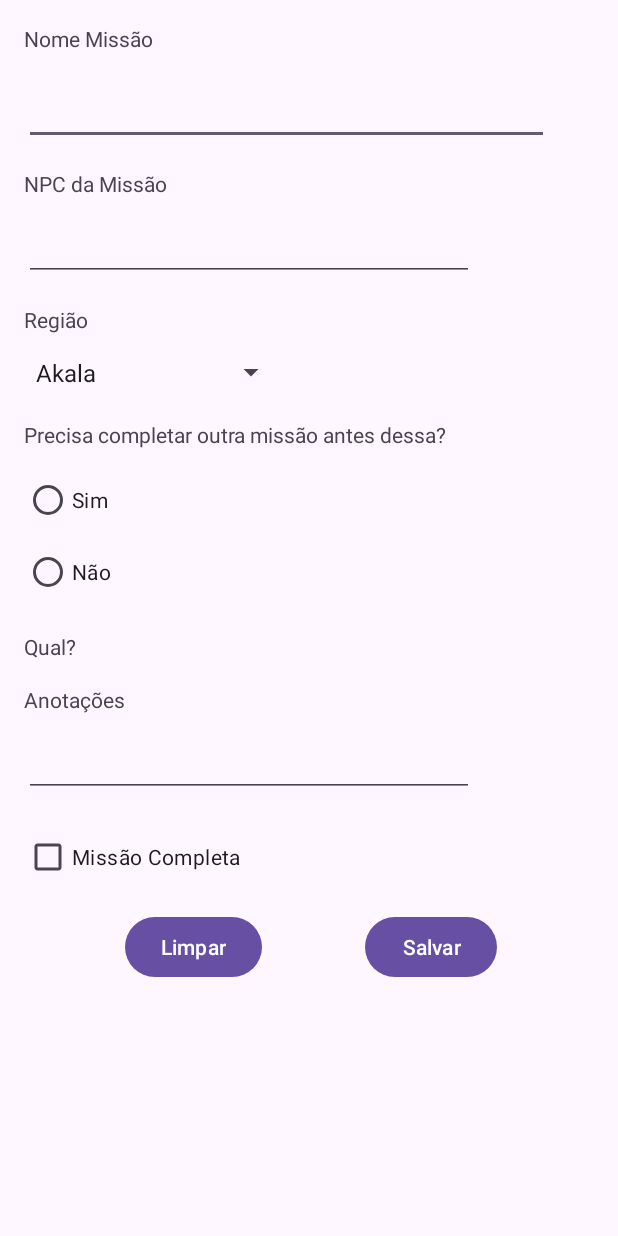
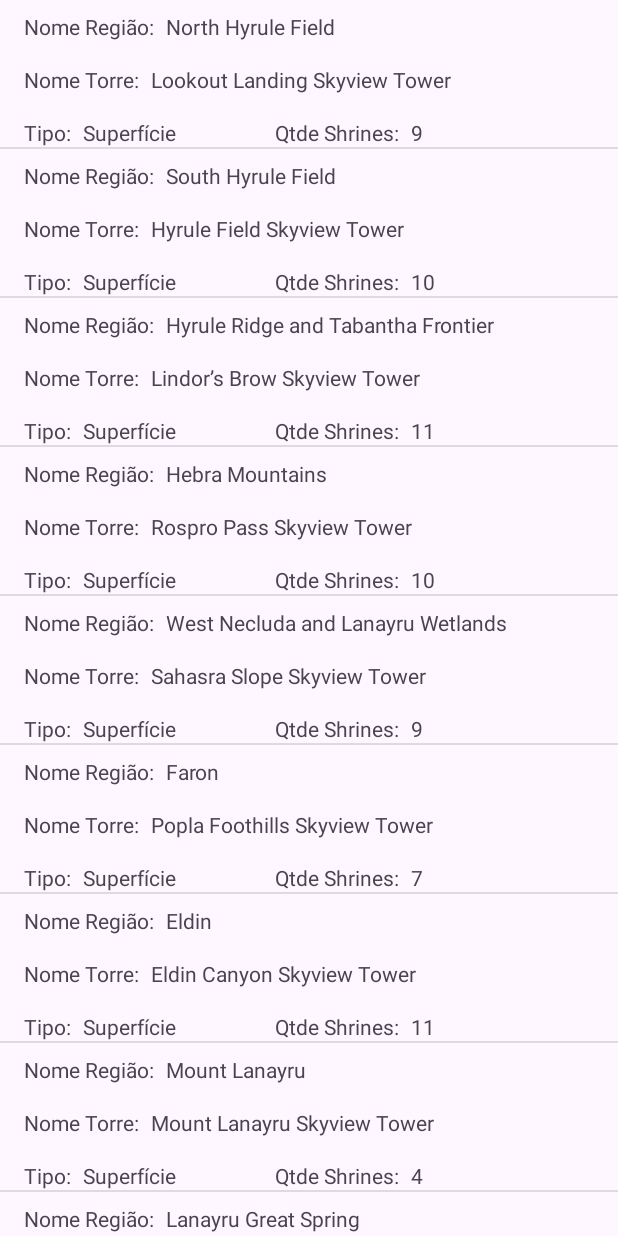
Before and after one commit to Daniellyomori/MissionControllerZelda, an Android app: the screen it shows after launch (MainActivity before the commit, RegiaoActivity after it), on a phone screen of 412 x 824 dp. Run offline under Robolectric (Android 15) with nearby library versions, the phone set to English and light mode, and no system bars.

Commit message:
Adicionada activity contendo as regiões do céu e superfície

```diff
--- a/app/src/main/AndroidManifest.xml
+++ b/app/src/main/AndroidManifest.xml
@@ -13,7 +13,7 @@
         android:theme="@style/Theme.ControleDeMissoesDoJogoZelda"
         tools:targetApi="33">
         <activity
-            android:name=".MainActivity"
+            android:name=".RegiaoActivity"
             android:exported="true">
             <intent-filter>
                 <action android:name="android.intent.action.MAIN" />
@@ -21,6 +21,10 @@
                 <category android:name="android.intent.category.LAUNCHER" />
             </intent-filter>
         </activity>
+        <activity
+            android:name=".MainActivity"
+            android:exported="true">
+        </activity>
     </application>
 
 </manifest>
--- /dev/null
+++ b/app/src/main/java/daniellyomori/utfpr/edu/controledemissoesdojogozelda/Regiao.java
@@ -0,0 +1,45 @@
+package daniellyomori.utfpr.edu.controledemissoesdojogozelda;
+
+public class Regiao {
+    private String nome;
+    private String nomeTorre;
+    private Tipo tipo;
+
+    int qtdeShrines;
+
+    public Regiao(String nome){
+        this.nome = nome;
+    }
+
+    public String getNome() {
+        return nome;
+    }
+
+    public void setNome(String nome) {
+        this.nome = nome;
+    }
+
+    public String getNomeTorre() {
+        return nomeTorre;
+    }
+
+    public void setNomeTorre(String nomeTorre) {
+        this.nomeTorre = nomeTorre;
+    }
+
+    public Tipo getTipo() {
+        return tipo;
+    }
+
+    public void setTipo(Tipo tipo) {
+        this.tipo = tipo;
+    }
+
+    public int getQtdeShrines() {
+        return qtdeShrines;
+    }
+
+    public void setQtdeShrines(int qtdeShrines) {
+        this.qtdeShrines = qtdeShrines;
+    }
+}
--- /dev/null
+++ b/app/src/main/java/daniellyomori/utfpr/edu/controledemissoesdojogozelda/RegiaoActivity.java
@@ -0,0 +1,59 @@
+package daniellyomori.utfpr.edu.controledemissoesdojogozelda;
+
+import androidx.appcompat.app.AppCompatActivity;
+
+import android.os.Bundle;
+import android.view.View;
+import android.widget.AdapterView;
+import android.widget.ListView;
+import android.widget.Toast;
+
+import java.util.ArrayList;
+
+public class RegiaoActivity extends AppCompatActivity {
+    private ListView listViewRegioes;
+    private ArrayList<Regiao> regioes;
+
+    @Override
+    protected void onCreate(Bundle savedInstanceState) {
+        super.onCreate(savedInstanceState);
+        setContentView(R.layout.activity_regiao);
+
+        listViewRegioes = findViewById(R.id.listViewRegiao);
+        listViewRegioes.setOnItemClickListener(
+                new AdapterView.OnItemClickListener() {
+                    @Override
+                    public void onItemClick(AdapterView<?> parent, View view, int position, long id) {
+                        Regiao regiao = (Regiao) listViewRegioes.getItemAtPosition(position);
+                        Toast.makeText(getApplicationContext(), getString(R.string.regiao_espaco) + regiao.getNome() + getString(R.string.foi_clicada), Toast.LENGTH_SHORT).show();
+                    }
+                }
+        );
+        popularLista();
+    }
+
+    public void popularLista(){
+        String [] nomesRegioes = getResources().getStringArray(R.array.regioes);
+        String[] nomesTorres = getResources().getStringArray(R.array.nome_torres);
+        int[]   tipoRegioes_posicoes = getResources().getIntArray(R.array.tipo_regiao);
+        int[] qtdeShrines = getResources().getIntArray(R.array.qtde_shrines);
+
+        regioes = new ArrayList<>();
+
+        Regiao regiao;
+
+        Tipo [] tipos = Tipo.values();
+
+        for(int count = 0; count < nomesRegioes.length; count++){
+            regiao = new Regiao(nomesRegioes[count]);
+            regiao.setNomeTorre(nomesTorres[count]);
+            regiao.setTipo(tipos[tipoRegioes_posicoes[count]]);
+            regiao.setQtdeShrines(qtdeShrines[count]);
+
+            regioes.add(regiao);
+        }
+
+        RegiaoAdapter regiaoAdapter = new RegiaoAdapter(this, regioes);
+        listViewRegioes.setAdapter(regiaoAdapter);
+    }
+}
--- /dev/null
+++ b/app/src/main/java/daniellyomori/utfpr/edu/controledemissoesdojogozelda/RegiaoAdapter.java
@@ -0,0 +1,82 @@
+package daniellyomori.utfpr.edu.controledemissoesdojogozelda;
+
+import android.content.Context;
+import android.view.LayoutInflater;
+import android.view.View;
+import android.view.ViewGroup;
+import android.widget.BaseAdapter;
+import android.widget.TextView;
+
+import java.util.List;
+
+public class RegiaoAdapter extends BaseAdapter {
+    private Context context;
+    private List<Regiao> regioes;
+
+    private static class RegiaoHolder{
+        public TextView textViewNomeRegiaoValor;
+        public TextView textViewNomeTorreValor;
+        public TextView textViewTipoRegiaoValor;
+        public TextView textViewQtdeShrinesValor;
+
+    }
+
+    public RegiaoAdapter(Context context,  List<Regiao> regioes){
+        this.context = context;
+        this.regioes = regioes;
+    }
+
+    @Override
+    public int getCount() {
+        return regioes.size();
+    }
+
+    @Override
+    public Object getItem(int position) {
+        return regioes.get(position);
+    }
+
+    @Override
+    public long getItemId(int position) {
+        return 0;
+    }
+
+    @Override
+    public View getView(int position, View convertView, ViewGroup parent) {
+        RegiaoHolder holder;
+
+        if(convertView == null){
+            LayoutInflater inflater = (LayoutInflater) context.getSystemService(Context.LAYOUT_INFLATER_SERVICE);
+            convertView = inflater.inflate(R.layout.linha_lista_regiao, parent, false);
+
+            holder = new RegiaoHolder();
+
+            holder.textViewNomeRegiaoValor = convertView.findViewById(R.id.textViewNomeRegiaoValor);
+            holder.textViewNomeTorreValor = convertView.findViewById(R.id.textViewNomeTorreValor);
+            holder.textViewTipoRegiaoValor = convertView.findViewById(R.id.textViewTipoRegiaoValor);
+            holder.textViewQtdeShrinesValor = convertView.findViewById(R.id.textViewQtdeShrinesValor);
+
+            convertView.setTag(holder);
+        }
+        else{
+            holder = (RegiaoHolder) convertView.getTag();
+        }
+
+        holder.textViewNomeRegiaoValor.setText(regioes.get(position).getNome());
+        holder.textViewNomeTorreValor.setText(regioes.get(position).getNomeTorre());
+
+        switch (regioes.get(position).getTipo()){
+            case CEU:
+                holder.textViewTipoRegiaoValor.setText(R.string.ceu);
+                break;
+            case SUPERFICIE:
+                holder.textViewTipoRegiaoValor.setText(R.string.superficie);
+                break;
+        }
+
+        holder.textViewQtdeShrinesValor.setText(Integer.toString(regioes.get(position).getQtdeShrines()));
+        return convertView;
+    }
+
+
+}
--- /dev/null
+++ b/app/src/main/java/daniellyomori/utfpr/edu/controledemissoesdojogozelda/Tipo.java
@@ -0,0 +1,6 @@
+package daniellyomori.utfpr.edu.controledemissoesdojogozelda;
+
+public enum Tipo {
+    CEU,
+    SUPERFICIE;
+}
--- /dev/null
+++ b/app/src/main/res/layout/activity_regiao.xml
@@ -0,0 +1,18 @@
+<?xml version="1.0" encoding="utf-8"?>
+<androidx.constraintlayout.widget.ConstraintLayout xmlns:android="http://schemas.android.com/apk/res/android"
+    xmlns:app="http://schemas.android.com/apk/res-auto"
+    xmlns:tools="http://schemas.android.com/tools"
+    android:layout_width="match_parent"
+    android:layout_height="match_parent"
+    tools:context=".RegiaoActivity">
+
+    <ListView
+        android:id="@+id/listViewRegiao"
+        android:layout_width="0dp"
+        android:layout_height="0dp"
+        app:layout_constraintStart_toStartOf="parent"
+        app:layout_constraintTop_toTopOf="parent"
+        app:layout_constraintBottom_toBottomOf="parent"
+        app:layout_constraintEnd_toEndOf="parent"
+        tools:listitem="@layout/linha_lista_regiao"/>
+</androidx.constraintlayout.widget.ConstraintLayout>
--- /dev/null
+++ b/app/src/main/res/layout/linha_lista_regiao.xml
@@ -0,0 +1,99 @@
+<?xml version="1.0" encoding="utf-8"?>
+<androidx.constraintlayout.widget.ConstraintLayout xmlns:android="http://schemas.android.com/apk/res/android"
+    xmlns:app="http://schemas.android.com/apk/res-auto"
+    xmlns:tools="http://schemas.android.com/tools"
+    android:layout_width="match_parent"
+    android:layout_height="match_parent">
+
+    <TextView
+        android:id="@+id/textViewNomeRegiao"
+        android:layout_width="wrap_content"
+        android:layout_height="wrap_content"
+        android:layout_marginStart="16dp"
+        android:layout_marginLeft="16dp"
+        android:layout_marginTop="8dp"
+        android:text="@string/nome_regiao"
+        app:layout_constraintStart_toStartOf="parent"
+        app:layout_constraintTop_toTopOf="parent" />
+
+    <TextView
+        android:id="@+id/textViewNomeTorre"
+        android:layout_width="wrap_content"
+        android:layout_height="wrap_content"
+        android:layout_marginTop="16dp"
+        android:text="@string/nome_torre"
+        app:layout_constraintStart_toStartOf="@+id/textViewNomeRegiao"
+        app:layout_constraintTop_toBottomOf="@+id/textViewNomeRegiao" />
+
+    <TextView
+        android:id="@+id/textViewTipoRegiao"
+        android:layout_width="wrap_content"
+        android:layout_height="wrap_content"
+        android:layout_marginStart="16dp"
+        android:layout_marginLeft="16dp"
+        android:layout_marginTop="16dp"
+        android:text="@string/tipo"
+        app:layout_constraintStart_toStartOf="parent"
+        app:layout_constraintTop_toBottomOf="@+id/textViewNomeTorre" />
+
+    <TextView
+        android:id="@+id/textViewNomeRegiaoValor"
+        android:layout_width="0dp"
+        android:layout_height="wrap_content"
+        android:layout_marginStart="8dp"
+        android:layout_marginLeft="8dp"
+        android:layout_marginTop="8dp"
+        android:layout_marginEnd="16dp"
+        android:layout_marginRight="16dp"
+        app:layout_constraintEnd_toEndOf="parent"
+        app:layout_constraintStart_toEndOf="@+id/textViewNomeRegiao"
+        app:layout_constraintTop_toTopOf="parent" />
+
+    <TextView
+        android:id="@+id/textViewNomeTorreValor"
+        android:layout_width="0dp"
+        android:layout_height="wrap_content"
+        android:layout_marginStart="8dp"
+        android:layout_marginLeft="8dp"
+        android:layout_marginTop="16dp"
+        android:layout_marginEnd="16dp"
+        android:layout_marginRight="16dp"
+        app:layout_constraintEnd_toEndOf="parent"
+        app:layout_constraintHorizontal_bias="1.0"
+        app:layout_constraintStart_toEndOf="@+id/textViewNomeTorre"
+        app:layout_constraintTop_toBottomOf="@+id/textViewNomeRegiaoValor" />
+
+    <TextView
+        android:id="@+id/textViewTipoRegiaoValor"
+        android:layout_width="120dp"
+        android:layout_height="wrap_content"
+        android:layout_marginStart="8dp"
+        android:layout_marginLeft="8dp"
+        android:layout_marginTop="16dp"
+        app:layout_constraintStart_toEndOf="@+id/textViewTipoRegiao"
+        app:layout_constraintTop_toBottomOf="@+id/textViewNomeTorreValor" />
+
+    <TextView
+        android:id="@+id/textViewQtdeShrines"
+        android:layout_width="wrap_content"
+        android:layout_height="wrap_content"
+        android:layout_marginStart="8dp"
+        android:layout_marginLeft="8dp"
+        android:layout_marginTop="16dp"
+        android:text="@string/qtde_shrines"
+        app:layout_constraintStart_toEndOf="@+id/textViewTipoRegiaoValor"
+        app:layout_constraintTop_toBottomOf="@+id/textViewNomeTorreValor" />
+
+    <TextView
+        android:id="@+id/textViewQtdeShrinesValor"
+        android:layout_width="0dp"
+        android:layout_height="wrap_content"
+        android:layout_marginStart="8dp"
+        android:layout_marginLeft="8dp"
+        android:layout_marginTop="16dp"
+        android:layout_marginEnd="16dp"
+        android:layout_marginRight="16dp"
+        app:layout_constraintEnd_toEndOf="parent"
+        app:layout_constraintStart_toEndOf="@+id/textViewQtdeShrines"
+        app:layout_constraintTop_toBottomOf="@+id/textViewNomeTorreValor" />
+</androidx.constraintlayout.widget.ConstraintLayout>
--- a/app/src/main/res/values/arrays.xml
+++ b/app/src/main/res/values/arrays.xml
@@ -1,14 +1,110 @@
 <?xml version="1.0" encoding="utf-8"?>
 <resources>
     <string-array name="regioes">
-        <item>@string/akkala</item>
         <item>@string/north_hyrule_field</item>
         <item>@string/south_hyrule_field</item>
         <item>@string/hyrule_ridge_and_tabantha_frontier</item>
+        <item>@string/hebra_mountains</item>
+        <item>@string/west_necluda_and_lanayru_wetlands</item>
         <item>@string/faron</item>
         <item>@string/eldin</item>
+        <item>@string/mount_lanaryu</item>
+        <item>@string/lanayru_great_spring</item>
+        <item>@string/east_necluda</item>
         <item>@string/akkala</item>
+        <item>@string/gerudo_desert</item>
+        <item>@string/great_hyrule_forest</item>
+        <item>@string/tabantha_tundra</item>
+        <item>@string/gerudo_highlands</item>
+
+        <item>@string/central_hyrule</item>
+        <item>@string/hebra</item>
+        <item>@string/faron_sky</item>
+        <item>@string/akkala_sky</item>
+        <item>@string/lanaryu</item>
+        <item>@string/necluda</item>
+        <item>@string/eldin_sky</item>
         <item>@string/gerudo</item>
-        <item>@string/hebra</item>
     </string-array>
+
+    <string-array name="nome_torres">
+        <item>@string/lookout_landing_skyview_tower</item>
+        <item>@string/hyrule_field_skyview_tower</item>
+        <item>@string/lindors_brow_skyview_tower</item>
+        <item>@string/rospro_pass_skyview_tower</item>
+        <item>@string/sahasra_slope_skyview_tower</item>
+        <item>@string/popla_foothills_skyview_tower</item>
+        <item>@string/eldin_canyon_skyview_tower</item>
+        <item>@string/mount_lanayru_skyview_tower</item>
+        <item>@string/upland_zorana_skyview_tower</item>
+        <item>@string/rabella_wetlands_skyview_tower</item>
+        <item>@string/ulri_mountains_skyview_tower</item>
+        <item>@string/gerudo_canyon_skyview_tower</item>
+        <item>@string/thyphlo_ruins_skyview_tower</item>
+        <item>@string/pikida_stonegrove_skyview_tower</item>
+        <item>@string/gerudo_highlands_skyview_tower</item>
+
+        <item>@string/nao_possui</item>
+        <item>@string/nao_possui</item>
+        <item>@string/nao_possui</item>
+        <item>@string/nao_possui</item>
+        <item>@string/nao_possui</item>
+        <item>@string/nao_possui</item>
+        <item>@string/nao_possui</item>
+        <item>@string/nao_possui</item>
+    </string-array>
+
+    <integer-array name="tipo_regiao">
+        <item>1</item>
+        <item>1</item>
+        <item>1</item>
+        <item>1</item>
+        <item>1</item>
+        <item>1</item>
+        <item>1</item>
+        <item>1</item>
+        <item>1</item>
+        <item>1</item>
+        <item>1</item>
+        <item>1</item>
+        <item>1</item>
+        <item>1</item>
+        <item>1</item>
+
+        <item>0</item>
+        <item>0</item>
+        <item>0</item>
+        <item>0</item>
+        <item>0</item>
+        <item>0</item>
+        <item>0</item>
+        <item>0</item>
+    </integer-array>
+
+    <integer-array name="qtde_shrines">
+        <item>9</item>
+        <item>10</item>
+        <item>11</item>
+        <item>10</item>
+        <item>9</item>
+        <item>7</item>
+        <item>11</item>
+        <item>4</item>
+        <item>7</item>
+        <item>6</item>
+        <item>10</item>
+        <item>12</item>
+        <item>9</item>
+        <item>5</item>
+        <item>7</item>
+
+        <item>4</item>
+        <item>5</item>
+        <item>2</item>
+        <item>3</item>
+        <item>4</item>
+        <item>4</item>
+        <item>1</item>
+        <item>2</item>
+    </integer-array>
 </resources>
--- a/app/src/main/res/values/strings.xml
+++ b/app/src/main/res/values/strings.xml
@@ -17,12 +17,57 @@
     <string name="valida_nome_npc">Campo [Nome NPC] não pode ser nulo!</string>
     <string name="valida_radio_button_missao_dependente">Campo [Precisa Completar Missão] precisa estar selecionado!</string>
 
+    <string name="regiao_espaco">"Região "</string>
+    <string name="nome_regiao">Nome Região:</string>
+    <string name="nome_torre">Nome Torre:</string>
+    <string name="tipo">Tipo: </string>
+    <string name="foi_clicada">" foi clicada!"</string>
+    <string name="qtde_shrines">Qtde Shrines:</string>
+
+    <string name="ceu">Céu</string>
+    <string name="superficie">Superfície</string>
+
     <string name="north_hyrule_field">North Hyrule Field</string>
     <string name="south_hyrule_field">South Hyrule Field</string>
     <string name="hyrule_ridge_and_tabantha_frontier">Hyrule Ridge and Tabantha Frontier</string>
     <string name="faron">Faron</string>
     <string name="eldin">Eldin</string>
     <string name="akkala">Akala</string>
-    <string name="gerudo">Gerudo </string>
-    <string name="hebra">Hebra </string>
+    <string name="tabantha_tundra">Tabantha Tundra</string>
+    <string name="great_hyrule_forest">Great Hyrule Forest</string>
+    <string name="hebra_mountains">Hebra Mountains</string>
+    <string name="west_necluda_and_lanayru_wetlands"> West Necluda and Lanayru Wetlands</string>
+    <string name="mount_lanaryu">Mount Lanayru</string>
+    <string name="lanayru_great_spring">Lanayru Great Spring</string>
+    <string name="east_necluda">East Necluda</string>
+    <string name="gerudo_desert"> Gerudo Desert</string>
+    <string name="gerudo_highlands">Gerudo Highlands</string>
+
+    <string name="central_hyrule">Central Hyrule</string>
+    <string name="hebra">Hebra</string>
+    <string name="faron_sky">Faron Sky</string>
+    <string name="akkala_sky">Akala Sky</string>
+    <string name="lanaryu">Lanayru</string>
+    <string name="necluda">Necluda</string>
+    <string name="eldin_sky">Eldin Sky</string>
+    <string name="gerudo">Gerudo</string>
+
+    <string name="lookout_landing_skyview_tower">Lookout Landing Skyview Tower</string>
+    <string name="hyrule_field_skyview_tower">Hyrule Field Skyview Tower</string>
+    <string name="lindors_brow_skyview_tower">Lindor’s Brow Skyview Tower</string>
+    <string name="popla_foothills_skyview_tower">Popla Foothills Skyview Tower</string>
+    <string name="eldin_canyon_skyview_tower">Eldin Canyon Skyview Tower</string>
+    <string name="pikida_stonegrove_skyview_tower">Pikida Stonegrove Skyview Tower</string>
+    <string name="thyphlo_ruins_skyview_tower">Thyphlo Ruins Skyview Tower</string>
+    <string name="rospro_pass_skyview_tower">Rospro Pass Skyview Tower</string>
+    <string name="sahasra_slope_skyview_tower">Sahasra Slope Skyview Tower</string>
+    <string name="mount_lanayru_skyview_tower">Mount Lanayru Skyview Tower</string>
+    <string name="upland_zorana_skyview_tower">Upland Zorana Skyview Tower</string>
+    <string name="rabella_wetlands_skyview_tower">Rabella Wetlands Skyview Tower</string>
+    <string name="ulri_mountains_skyview_tower">Ulri Mountains Skyview Tower</string>
+    <string name="gerudo_canyon_skyview_tower">Gerudo Canyon Skyview Tower</string>
+    <string name="gerudo_highlands_skyview_tower">Gerudo Highlands Skyview Tower</string>
+
+    <string name="nao_possui">Não Possui</string>
+
 </resources>
```
